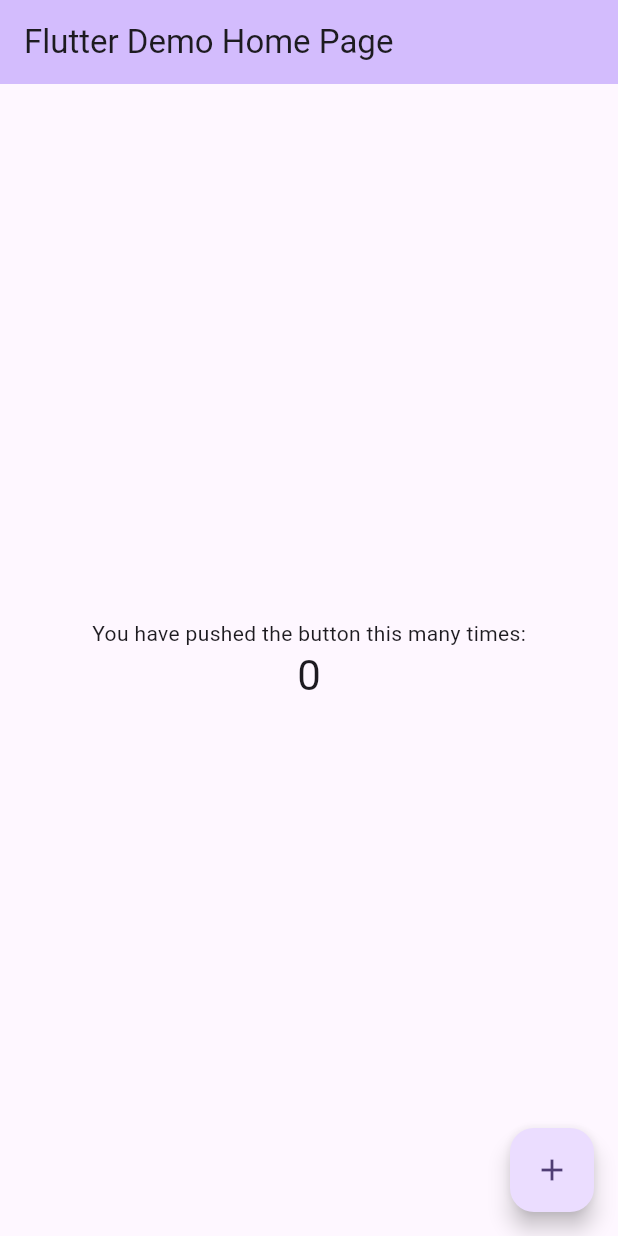
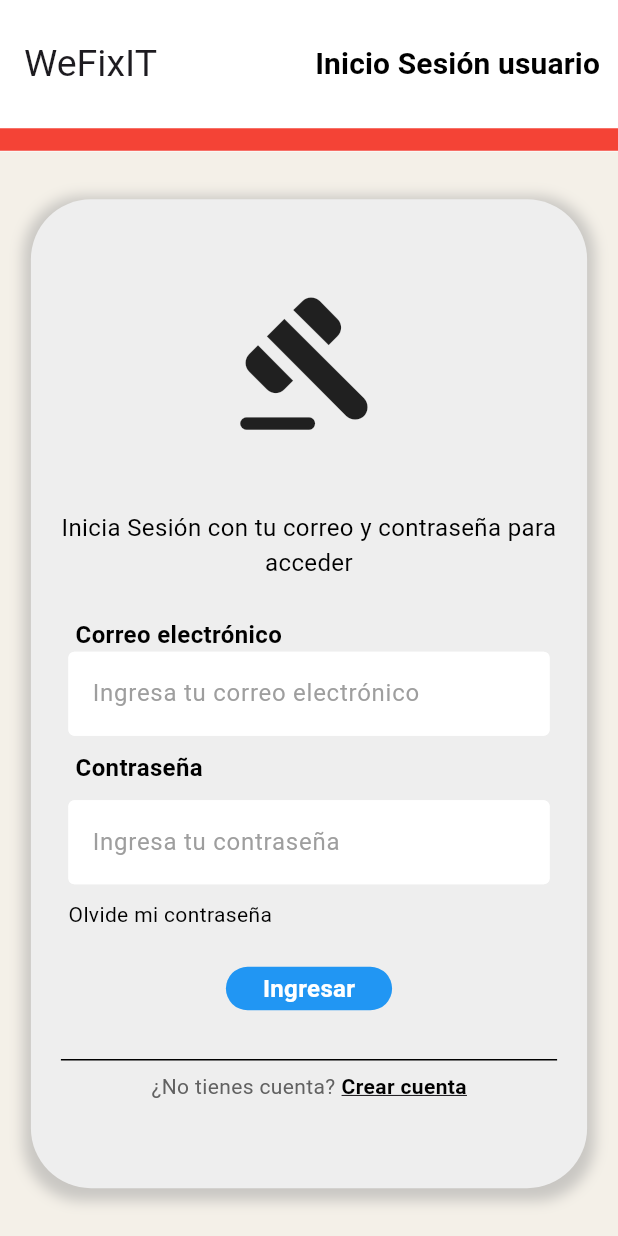
Before and after one commit to Emilio157/WeFixIt, a Flutter app: the screen it shows after launch, on a phone screen of 412 x 824 dp. Run offline on Flutter 3.47's test engine with Material 3 defaults, Android fonts, the phone set to English and light mode, and no system bars.

Commit message:
Agregando la parte de Samuel

```diff
--- a/lib/main.dart
+++ b/lib/main.dart
@@ -1,5 +1,5 @@
 import 'package:flutter/material.dart';
-
+import 'package:we_fix_it/ui/LoginPage.dart';
 void main() {
   runApp(const MyApp());
 }
@@ -7,119 +7,11 @@
 class MyApp extends StatelessWidget {
   const MyApp({super.key});
 
-  // This widget is the root of your application.
   @override
   Widget build(BuildContext context) {
     return MaterialApp(
-      title: 'Flutter Demo',
-      theme: ThemeData(
-        // This is the theme of your application.
-        //
-        // TRY THIS: Try running your application with "flutter run". You'll see
-        // the application has a purple toolbar. Then, without quitting the app,
-        // try changing the seedColor in the colorScheme below to Colors.green
-        // and then invoke "hot reload" (save your changes or press the "hot
-        // reload" button in a Flutter-supported IDE, or press "r" if you used
-        // the command line to start the app).
-        //
-        // Notice that the counter didn't reset back to zero; the application
-        // state is not lost during the reload. To reset the state, use hot
-        // restart instead.
-        //
-        // This works for code too, not just values: Most code changes can be
-        // tested with just a hot reload.
-        colorScheme: ColorScheme.fromSeed(seedColor: Colors.deepPurple),
-        useMaterial3: true,
-      ),
-      home: const MyHomePage(title: 'Flutter Demo Home Page'),
+      debugShowCheckedModeBanner: false,
+      home: LoginPage(),
     );
   }
 }
-
-class MyHomePage extends StatefulWidget {
-  const MyHomePage({super.key, required this.title});
-
-  // This widget is the home page of your application. It is stateful, meaning
-  // that it has a State object (defined below) that contains fields that affect
-  // how it looks.
-
-  // This class is the configuration for the state. It holds the values (in this
-  // case the title) provided by the parent (in this case the App widget) and
-  // used by the build method of the State. Fields in a Widget subclass are
-  // always marked "final".
-
-  final String title;
-
-  @override
-  State<MyHomePage> createState() => _MyHomePageState();
-}
-
-class _MyHomePageState extends State<MyHomePage> {
-  int _counter = 0;
-
-  void _incrementCounter() {
-    setState(() {
-      // This call to setState tells the Flutter framework that something has
-      // changed in this State, which causes it to rerun the build method below
-      // so that the display can reflect the updated values. If we changed
-      // _counter without calling setState(), then the build method would not be
-      // called again, and so nothing would appear to happen.
-      _counter++;
-    });
-  }
-
-  @override
-  Widget build(BuildContext context) {
-    // This method is rerun every time setState is called, for instance as done
-    // by the _incrementCounter method above.
-    //
-    // The Flutter framework has been optimized to make rerunning build methods
-    // fast, so that you can just rebuild anything that needs updating rather
-    // than having to individually change instances of widgets.
-    return Scaffold(
-      appBar: AppBar(
-        // TRY THIS: Try changing the color here to a specific color (to
-        // Colors.amber, perhaps?) and trigger a hot reload to see the AppBar
-        // change color while the other colors stay the same.
-        backgroundColor: Theme.of(context).colorScheme.inversePrimary,
-        // Here we take the value from the MyHomePage object that was created by
-        // the App.build method, and use it to set our appbar title.
-        title: Text(widget.title),
-      ),
-      body: Center(
-        // Center is a layout widget. It takes a single child and positions it
-        // in the middle of the parent.
-        child: Column(
-          // Column is also a layout widget. It takes a list of children and
-          // arranges them vertically. By default, it sizes itself to fit its
-          // children horizontally, and tries to be as tall as its parent.
-          //
-          // Column has various properties to control how it sizes itself and
-          // how it positions its children. Here we use mainAxisAlignment to
-          // center the children vertically; the main axis here is the vertical
-          // axis because Columns are vertical (the cross axis would be
-          // horizontal).
-          //
-          // TRY THIS: Invoke "debug painting" (choose the "Toggle Debug Paint"
-          // action in the IDE, or press "p" in the console), to see the
-          // wireframe for each widget.
-          mainAxisAlignment: MainAxisAlignment.center,
-          children: <Widget>[
-            const Text(
-              'You have pushed the button this many times:',
-            ),
-            Text(
-              '$_counter',
-              style: Theme.of(context).textTheme.headlineMedium,
-            ),
-          ],
-        ),
-      ),
-      floatingActionButton: FloatingActionButton(
-        onPressed: _incrementCounter,
-        tooltip: 'Increment',
-        child: const Icon(Icons.add),
-      ), // This trailing comma makes auto-formatting nicer for build methods.
-    );
-  }
-}
--- /dev/null
+++ b/lib/ui/LoginPage.dart
@@ -0,0 +1,169 @@
+import 'package:flutter/material.dart';
+import 'package:we_fix_it/ui/widgets/widgetlogin.dart';
+
+class LoginPage extends StatelessWidget {
+  LoginPage({super.key});
+  final usernameController = TextEditingController();
+  final passwordController = TextEditingController();
+
+  // methodo de ingreso WIP
+  void signUserIn() {}
+
+  @override
+  Widget build(BuildContext context) {
+    return Scaffold(
+      backgroundColor: Color(0xffF4F0E8),
+      appBar: AppBar(
+        toolbarHeight: 100,
+        title: const Text("WeFixIT",
+        style: TextStyle(
+            fontSize: 25,
+        ),),
+        backgroundColor: Colors.white,
+        actions: const [
+          TextButton(onPressed: null, child: Text(
+            "Inicio Sesión usuario",
+            style: TextStyle(
+              color: Colors.black,
+              fontWeight: FontWeight.bold,
+              fontSize: 20,
+            ),),)
+        ],
+        bottom: const PreferredSize(
+          preferredSize: Size.fromHeight(1),
+          child: Divider(
+              color: Colors.red,
+              thickness: 15,),
+        ),
+      ),
+      body: Center(
+        child: SizedBox(
+          height: MediaQuery.of(context).size.height * 0.8,
+          width: MediaQuery.of(context).size.width * 0.9,
+          child:  Container(
+            decoration: BoxDecoration(
+            color: Colors.grey.shade200,
+            borderRadius: BorderRadius.circular(40),
+                boxShadow: [
+                  BoxShadow(
+                    color: Colors.grey.withOpacity(0.5),
+                    spreadRadius: 5,
+                    blurRadius: 7,
+                    offset: Offset(0, 3),)
+                ]
+            ),
+            child: Center(
+              child: Column(
+                mainAxisAlignment: MainAxisAlignment.center,
+                children: [
+                  const Icon(
+                    Icons.gavel_rounded,
+                    size: 100,
+                  ),
+
+                  const SizedBox(height: 50),
+
+                  const Text(
+                    'Inicia Sesión con tu correo y contraseña para acceder',
+                    textAlign: TextAlign.center,
+                    style: TextStyle(
+                      color: Colors.black,
+                      fontSize: 16,
+                    ),
+                  ),
+
+
+                  const SizedBox(height: 25),
+
+                  const Align(
+                    alignment: Alignment.centerLeft,
+                    child:Text(
+                      '       Correo electrónico',
+                      style: TextStyle(
+                      color: Colors.black,
+                      fontSize: 16,
+                      fontWeight: FontWeight.bold,)
+                    ),
+                  ),
+                  MyTextField(
+                    controller: usernameController,
+                    hintText: 'Ingresa tu correo electrónico',
+                    obscureText: false,
+                  ),
+
+                  const SizedBox(height: 10),
+
+                  const Align(
+                    alignment: Alignment.centerLeft,
+                    child:Text(
+                        '       Contraseña',
+                        style: TextStyle(
+                          color: Colors.black,
+                          fontSize: 16,
+                          fontWeight: FontWeight.bold,)
+                    ),
+                  ),
+
+                  const SizedBox(height: 10),
+                  MyTextField(
+                    controller: passwordController,
+                    hintText: 'Ingresa tu contraseña',
+                    obscureText: true,
+                  ),
+
+                  const SizedBox(height: 10),
+
+                  const Padding(
+                    padding: EdgeInsets.symmetric(horizontal: 25.0),
+                    child: Row(
+                      mainAxisAlignment: MainAxisAlignment.start,
+                      children: [
+                        Text(
+                          'Olvide mi contraseña',
+                          style: TextStyle(color: Colors.black),
+                        ),
+                      ],
+                    ),
+                  ),
+
+                  const SizedBox(height: 25),
+
+                  MyButtonSignIn(
+                    onTap: signUserIn,
+                  ),
+
+                  const SizedBox(height: 25),
+                  const Padding(
+                    padding: EdgeInsets.only(left: 20, right: 20),
+                    child: Divider(
+                      color: Colors.black,
+                      thickness: 1,),
+                  ),
+
+                  Row(
+                    mainAxisAlignment: MainAxisAlignment.center,
+                    children: [
+                      Text(
+                        '¿No tienes cuenta?',
+                        style: TextStyle(color: Colors.grey[700]),
+                      ),
+                      const SizedBox(width: 4),
+                      const Text(
+                        'Crear cuenta',
+                        style: TextStyle(
+                          color: Colors.black,
+                          fontWeight: FontWeight.bold,
+                          decoration: TextDecoration.underline,
+                        ),
+                      ),
+                    ],
+                  )
+                ],
+              ),
+            ),
+          ),
+        ),
+      ),
+    );
+  }
+}
--- /dev/null
+++ b/lib/ui/widgets/widgetlogin.dart
@@ -0,0 +1,67 @@
+import 'package:flutter/material.dart';
+
+class MyButtonSignIn extends StatelessWidget {
+  final Function()? onTap;
+
+  const MyButtonSignIn({super.key, required this.onTap});
+
+  @override
+  Widget build(BuildContext context) {
+    return GestureDetector(
+      onTap: onTap,
+      child: Container(
+        padding: const EdgeInsets.all(3),
+        margin: const EdgeInsets.symmetric(horizontal: 130),
+        decoration: BoxDecoration(
+          color: Colors.blue,
+          borderRadius: BorderRadius.circular(25),
+        ),
+        child: const Center(
+          child: Text(
+            "Ingresar",
+            style: TextStyle(
+              color: Colors.white,
+              fontWeight: FontWeight.bold,
+              fontSize: 16,
+            ),
+          ),
+        ),
+      ),
+    );
+  }
+}
+
+class MyTextField extends StatelessWidget {
+  final controller;
+  final String hintText;
+  final bool obscureText;
+
+  const MyTextField({
+    super.key,
+    required this.controller,
+    required this.hintText,
+    required this.obscureText,
+  });
+
+  @override
+  Widget build(BuildContext context) {
+    return Padding(
+      padding: const EdgeInsets.symmetric(horizontal: 25.0),
+      child: TextField(
+        controller: controller,
+        obscureText: obscureText,
+        decoration: InputDecoration(
+            enabledBorder: const OutlineInputBorder(
+              borderSide: BorderSide(color: Colors.white),
+            ),
+            focusedBorder: OutlineInputBorder(
+              borderSide: BorderSide(color: Colors.grey.shade400),
+            ),
+            fillColor: Colors.white,
+            filled: true,
+            hintText: hintText,
+            hintStyle: TextStyle(color: Colors.grey[500])),
+      ),
+    );
+  }
+}
```
Also changed, not shown: lib/ui/homepage.dart (added).
